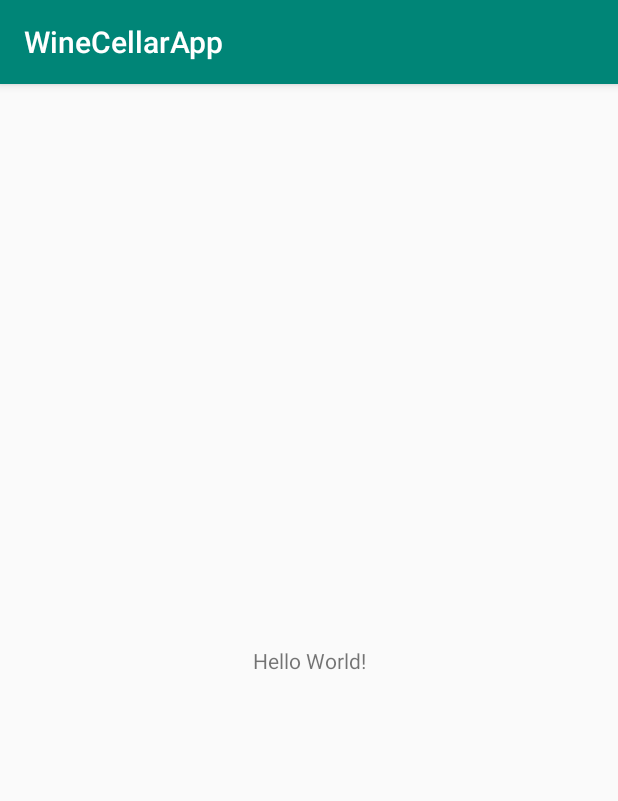
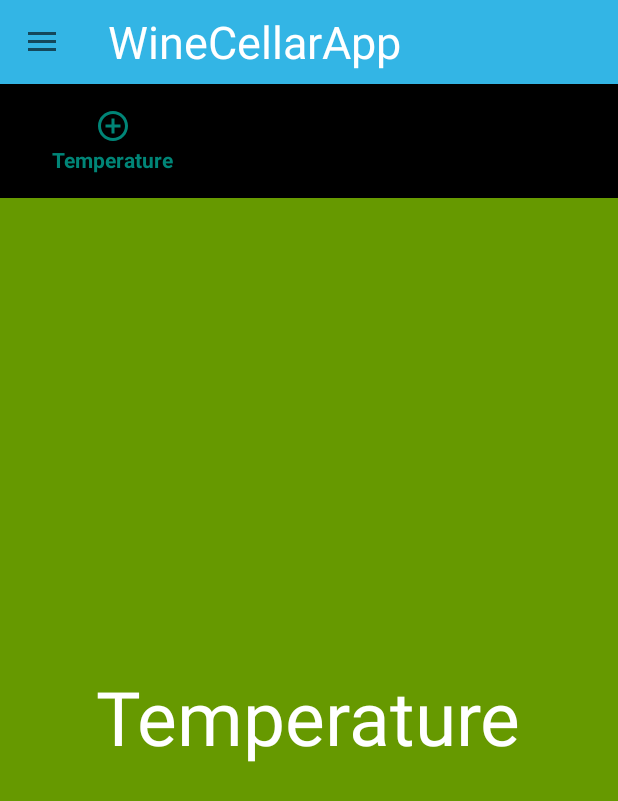
Before and after one commit to patriciaporacova/WIneCellarAndroidApp, an Android app: the screen it shows after launch (MainActivity), on a phone screen of 412 x 824 dp. Shown: the top 801 px of the screen. Run offline under Robolectric (Android 15) with nearby library versions, the phone set to English and light mode, and no system bars.

Commit message:
Basic fragment Layout

```diff
--- a/app/build.gradle
+++ b/app/build.gradle
@@ -24,6 +24,7 @@ dependencies {
     implementation 'androidx.appcompat:appcompat:1.1.0'
     implementation 'androidx.constraintlayout:constraintlayout:1.1.3'
     testImplementation 'junit:junit:4.12'
+    implementation 'com.google.android.material:material:1.0.0'
     androidTestImplementation 'androidx.test:runner:1.2.0'
     androidTestImplementation 'androidx.test.espresso:espresso-core:3.2.0'
 }
--- a/app/src/main/AndroidManifest.xml
+++ b/app/src/main/AndroidManifest.xml
@@ -8,7 +8,7 @@
         android:label="@string/app_name"
         android:roundIcon="@mipmap/ic_launcher_round"
         android:supportsRtl="true"
-        android:theme="@style/AppTheme">
+        android:theme="@style/AppTheme.NoActionBar">
         <activity android:name=".MainActivity">
             <intent-filter>
                 <action android:name="android.intent.action.MAIN" />
--- a/app/src/main/java/com/example/winecellarapp/MainActivity.java
+++ b/app/src/main/java/com/example/winecellarapp/MainActivity.java
@@ -1,15 +1,89 @@
 package com.example.winecellarapp;
 
+import androidx.annotation.NonNull;
+import androidx.appcompat.app.ActionBarDrawerToggle;
 import androidx.appcompat.app.AppCompatActivity;
+import androidx.appcompat.widget.Toolbar;
+import androidx.core.view.GravityCompat;
+import androidx.drawerlayout.widget.DrawerLayout;
 
+import android.content.Intent;
 import android.os.Bundle;
+import android.view.MenuItem;
 
-public class MainActivity extends AppCompatActivity {
+import com.google.android.material.bottomnavigation.BottomNavigationView;
+import com.google.android.material.navigation.NavigationView;
+
+public class MainActivity extends AppCompatActivity implements NavigationView.OnNavigationItemSelectedListener {
+
+    private DrawerLayout drawer;
 
     @Override
     protected void onCreate(Bundle savedInstanceState) {
         super.onCreate(savedInstanceState);
         setContentView(R.layout.activity_main);
 
+        getSupportFragmentManager().beginTransaction().add(R.id.fragment_container, new TemperatureFragment()).commit();
+        setTitle(null);
+
+        Toolbar toolbar = findViewById(R.id.toolbar);
+        setSupportActionBar(toolbar);
+
+
+
+        drawer = findViewById(R.id.drawer_layout);
+
+        BottomNavigationView bottomNav = findViewById(R.id.bottom_navigation);
+        bottomNav.setOnNavigationItemSelectedListener(navListener);
+
+        NavigationView navigationView = findViewById(R.id.nav_view);
+        navigationView.setNavigationItemSelectedListener(this);
+
+        ActionBarDrawerToggle toggle = new ActionBarDrawerToggle(this, drawer, toolbar, R.string.navigation_drawer_open, R.string.navigation_drawer_close);
+        drawer.addDrawerListener(toggle);
+        toggle.syncState();
+
   }
+
+    private BottomNavigationView.OnNavigationItemSelectedListener navListener =
+            new BottomNavigationView.OnNavigationItemSelectedListener() {
+                @Override
+                public boolean onNavigationItemSelected(@NonNull MenuItem item) {
+                    switch (item.getItemId()) {
+                        case R.id.homeButton:
+                            MainActivity.this.getSupportFragmentManager().beginTransaction().replace(R.id.fragment_container, new TemperatureFragment()).commit();
+                            break;
+                        case R.id.saveRecipe:
+                            MainActivity.this.getSupportFragmentManager().beginTransaction().replace(R.id.fragment_container, new HumidityFragment()).commit();
+                            break;
+                        case R.id.shopList:
+                            MainActivity.this.getSupportFragmentManager().beginTransaction().replace(R.id.fragment_container, new AirFragment()).commit();
+                            break;
+                    }
+                    return true;
+                }
+            };
+
+
+    @Override
+    public boolean onNavigationItemSelected(@NonNull MenuItem menuItem) {
+        switch (menuItem.getItemId()) {
+
+            case R.id.nav_dinner:
+                getSupportFragmentManager().beginTransaction().replace(R.id.fragment_container, new TemperatureFragment()).commit();
+                break;
+        }
+
+        drawer.closeDrawer(GravityCompat.START);
+        return true;
+    }
+
+    @Override
+    public void onBackPressed() {
+        if (drawer.isDrawerOpen(GravityCompat.START)) {
+            drawer.closeDrawer(GravityCompat.START);
+        } else {
+            super.onBackPressed();
+        }
+    }
 }
--- /dev/null
+++ b/app/src/main/java/com/example/winecellarapp/TemperatureFragment.java
@@ -0,0 +1,24 @@
+package com.example.winecellarapp;
+
+import android.os.Bundle;
+import android.view.LayoutInflater;
+import android.view.View;
+import android.view.ViewGroup;
+
+import androidx.annotation.NonNull;
+import androidx.annotation.Nullable;
+import androidx.fragment.app.Fragment;
+
+public class TemperatureFragment extends Fragment {
+
+
+    View view;
+
+    @Nullable
+    @Override
+    public View onCreateView(@NonNull LayoutInflater inflater, @Nullable ViewGroup container, @Nullable Bundle savedInstanceState) {
+        setHasOptionsMenu(true);
+        view = inflater.inflate(R.layout.temperature_fragment_layout, container, false);
+
+        return view;
+    }}
--- /dev/null
+++ b/app/src/main/res/drawable/ic_menu_item.xml
@@ -0,0 +1,9 @@
+<vector xmlns:android="http://schemas.android.com/apk/res/android"
+        android:width="24dp"
+        android:height="24dp"
+        android:viewportWidth="24.0"
+        android:viewportHeight="24.0">
+    <path
+        android:fillColor="#FF000000"
+        android:pathData="M13,7h-2v4L7,11v2h4v4h2v-4h4v-2h-4L13,7zM12,2C6.48,2 2,6.48 2,12s4.48,10 10,10 10,-4.48 10,-10S17.52,2 12,2zM12,20c-4.41,0 -8,-3.59 -8,-8s3.59,-8 8,-8 8,3.59 8,8 -3.59,8 -8,8z"/>
+</vector>
--- a/app/src/main/res/layout/activity_main.xml
+++ b/app/src/main/res/layout/activity_main.xml
@@ -1,18 +1,50 @@
 <?xml version="1.0" encoding="utf-8"?>
-<androidx.constraintlayout.widget.ConstraintLayout xmlns:android="http://schemas.android.com/apk/res/android"
+<androidx.drawerlayout.widget.DrawerLayout xmlns:android="http://schemas.android.com/apk/res/android"
     xmlns:app="http://schemas.android.com/apk/res-auto"
     xmlns:tools="http://schemas.android.com/tools"
+    android:id="@+id/drawer_layout"
     android:layout_width="match_parent"
     android:layout_height="match_parent"
-    tools:context=".MainActivity">
+    >
 
-    <TextView
+
+    <LinearLayout
+
+        android:layout_width="match_parent"
+        android:layout_height="match_parent"
+        android:orientation="vertical">
+        <include
+            android:id="@+id/toolbarOrange"
+            layout="@layout/toolbar"
+            android:layout_width="match_parent"
+            android:layout_height="?attr/actionBarSize" />
+
+        <include
+            android:id="@+id/subtoolbar"
+            layout="@layout/subtoolbar"
+            android:layout_width="match_parent"
+            android:layout_height="wrap_content"
+            android:layout_below="@+id/toolbarOrange" />
+
+        <RelativeLayout
+            android:layout_width="match_parent"
+            android:layout_height="match_parent"
+            android:id="@+id/fragment_container">
+
+
+
+        </RelativeLayout>
+
+    </LinearLayout>
+
+
+    <com.google.android.material.navigation.NavigationView
+        android:id="@+id/nav_view"
         android:layout_width="wrap_content"
-        android:layout_height="wrap_content"
-        android:text="Hello World!"
-        app:layout_constraintBottom_toBottomOf="parent"
-        app:layout_constraintLeft_toLeftOf="parent"
-        app:layout_constraintRight_toRightOf="parent"
-        app:layout_constraintTop_toTopOf="parent" />
+        android:layout_height="match_parent"
+        android:layout_gravity="start"
+        app:headerLayout="@layout/drawer_header"
+        app:menu="@menu/drawer_menu" />
 
-</androidx.constraintlayout.widget.ConstraintLayout>
+
+</androidx.drawerlayout.widget.DrawerLayout>
--- /dev/null
+++ b/app/src/main/res/layout/subtoolbar.xml
@@ -0,0 +1,19 @@
+<?xml version="1.0" encoding="utf-8"?>
+<LinearLayout xmlns:android="http://schemas.android.com/apk/res/android"
+    xmlns:app="http://schemas.android.com/apk/res-auto"
+    android:orientation="vertical"
+    android:layout_width="match_parent"
+    android:layout_height="match_parent">
+
+    <com.google.android.material.bottomnavigation.BottomNavigationView
+        android:id="@+id/bottom_navigation"
+        android:layout_width="match_parent"
+        android:layout_height="wrap_content"
+        android:layout_alignParentBottom="false"
+        android:padding="10dp"
+
+        app:menu="@menu/subtoolbar_menu">
+
+    </com.google.android.material.bottomnavigation.BottomNavigationView>
+
+</LinearLayout>
--- /dev/null
+++ b/app/src/main/res/layout/temperature_fragment_layout.xml
@@ -0,0 +1,19 @@
+<?xml version="1.0" encoding="utf-8"?>
+<LinearLayout xmlns:android="http://schemas.android.com/apk/res/android"
+    android:orientation="vertical" android:layout_width="match_parent"
+    android:layout_height="match_parent"
+    android:gravity="center"
+    android:background="@android:color/holo_green_dark">
+
+    <TextView
+        android:layout_width="wrap_content"
+        android:layout_height="wrap_content"
+        android:text="Temperature"
+        android:textSize="50dp"
+        android:textColor="@android:color/white"
+
+
+
+        />
+
+</LinearLayout>
--- /dev/null
+++ b/app/src/main/res/layout/toolbar.xml
@@ -0,0 +1,31 @@
+<?xml version="1.0" encoding="utf-8"?>
+<LinearLayout xmlns:android="http://schemas.android.com/apk/res/android"
+    xmlns:app="http://schemas.android.com/apk/res-auto"
+    android:orientation="vertical"
+    android:layout_width="match_parent"
+    android:layout_height="match_parent">
+
+    <androidx.appcompat.widget.Toolbar
+        android:id="@+id/toolbar"
+        android:minHeight="?attr/actionBarSize"
+        android:layout_width="match_parent"
+        android:layout_height="wrap_content"
+        app:titleTextColor="@android:color/white"
+        android:background="@android:color/holo_blue_light"
+        >
+
+        <TextView
+            android:layout_width="200dp"
+            android:layout_height="match_parent"
+            android:text="@string/app_name"
+            android:textSize="30dp"
+            android:textColor="@android:color/white"
+
+
+
+            />
+
+
+    </androidx.appcompat.widget.Toolbar>
+
+</LinearLayout>
--- /dev/null
+++ b/app/src/main/res/menu/drawer_menu.xml
@@ -0,0 +1,49 @@
+<?xml version="1.0" encoding="utf-8"?>
+<menu xmlns:android="http://schemas.android.com/apk/res/android">
+
+    <group android:checkableBehavior="single">
+        <item android:title="Cooking Ideas">
+            <menu>
+                <item
+                    android:id="@+id/nav_dinner"
+                    android:icon="@drawable/ic_menu_item"
+                    android:title="@string/menu_item" />
+            </menu>
+        </item>
+
+        <item android:title="My cooking space">
+
+            <menu>
+                <item
+                    android:id="@+id/nav_myInventory"
+                    android:icon="@drawable/ic_menu_item"
+                    android:title="@string/menu_item" />
+                <item
+                    android:id="@+id/nav_myCookBook"
+                    android:icon="@drawable/ic_menu_item"
+                    android:title="@string/menu_item" />
+               <item
+                    android:id="@+id/nav_groceryList"
+                    android:icon="@drawable/ic_menu_item"
+                    android:title="@string/menu_item" />
+
+            </menu>
+        </item>
+    </group>
+
+    <item android:title="Settings">
+
+        <menu>
+            <item
+                android:id="@+id/nav_settings"
+                android:icon="@drawable/ic_menu_item"
+                android:title="@string/menu_item" />
+            <item
+                android:id="@+id/nav_logout"
+                android:icon="@drawable/ic_menu_item"
+                android:title="@string/menu_item"
+                />
+        </menu>
+    </item>
+
+</menu>
--- /dev/null
+++ b/app/src/main/res/menu/subtoolbar_menu.xml
@@ -0,0 +1,24 @@
+<?xml version="1.0" encoding="utf-8"?>
+<menu xmlns:android="http://schemas.android.com/apk/res/android"
+    xmlns:app="http://schemas.android.com/apk/res-auto">
+
+    <item
+        android:id="@+id/homeButton"
+        android:icon="@drawable/ic_menu_item"
+        app:showAsAction="always"
+        android:title="@string/temperature">
+    </item>
+    <item
+        android:id="@+id/saveRecipe"
+        android:icon="@drawable/ic_menu_item"
+        app:showAsAction="always"
+        android:title="@string/humidity">
+    </item>
+    <item
+        android:id="@+id/shopList"
+        android:icon="@drawable/ic_menu_item"
+        app:showAsAction="always"
+        android:title="@string/air">
+    </item>
+
+</menu>
--- a/app/src/main/res/values/strings.xml
+++ b/app/src/main/res/values/strings.xml
@@ -1,3 +1,12 @@
 <resources>
     <string name="app_name">WineCellarApp</string>
+    <string name="menu_item">MenuItem</string>
+    <string name="navigation_drawer_open">Open navigation drawer</string>
+    <string name="navigation_drawer_close">Close navigation drawer</string>
+
+
+    <string name="temperature">Temperature</string>
+    <string name="humidity">Humidity</string>
+    <string name="air">Air quality</string>
+
 </resources>
--- a/app/src/main/res/values/styles.xml
+++ b/app/src/main/res/values/styles.xml
@@ -8,4 +8,10 @@
         <item name="colorAccent">@color/colorAccent</item>
     </style>
 
+    <style name="AppTheme.NoActionBar">
+        <item name="windowActionBar">false</item>
+        <item name="windowNoTitle">true</item>
+        <item name="android:windowFullscreen">true</item>
+    </style>
+
 </resources>
```
Also changed, not shown: app/src/main/java/com/example/winecellarapp/AirFragment.java (added, +24 -0 lines), app/src/main/java/com/example/winecellarapp/HumidityFragment.java (added, +24 -0 lines), app/src/main/res/layout/airquality_fragment_layout.xml (added, +19 -0 lines), app/src/main/res/layout/drawer_header.xml (added, +28 -0 lines), app/src/main/res/layout/humidity_fragment_layout.xml (added, +19 -0 lines).
